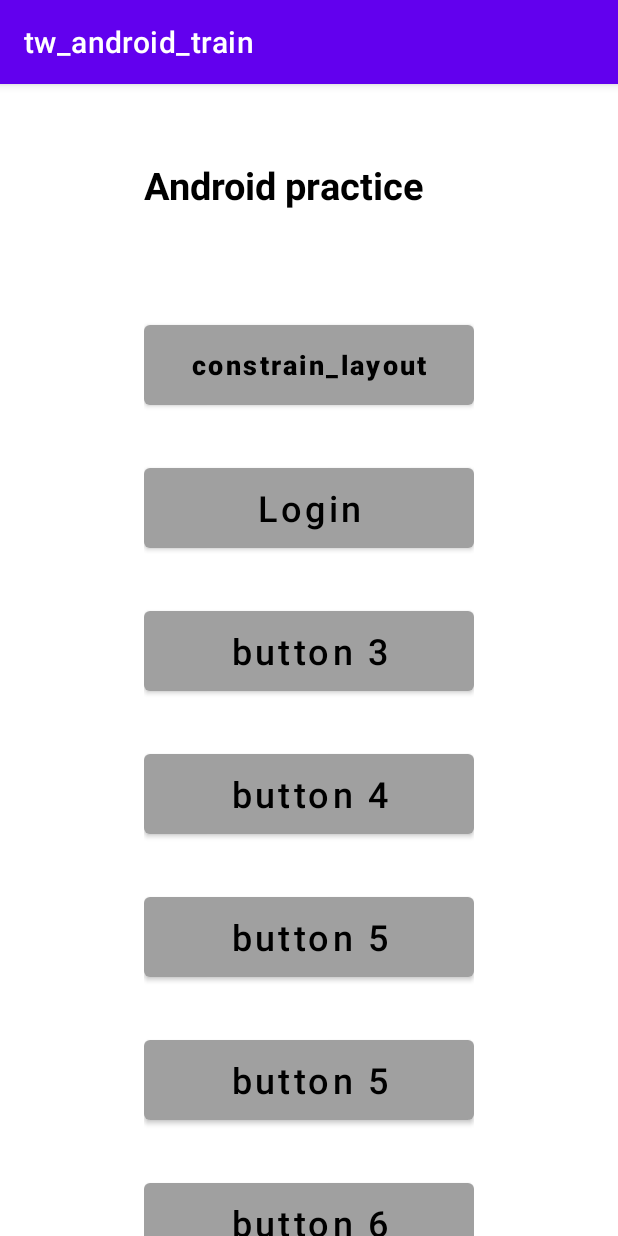
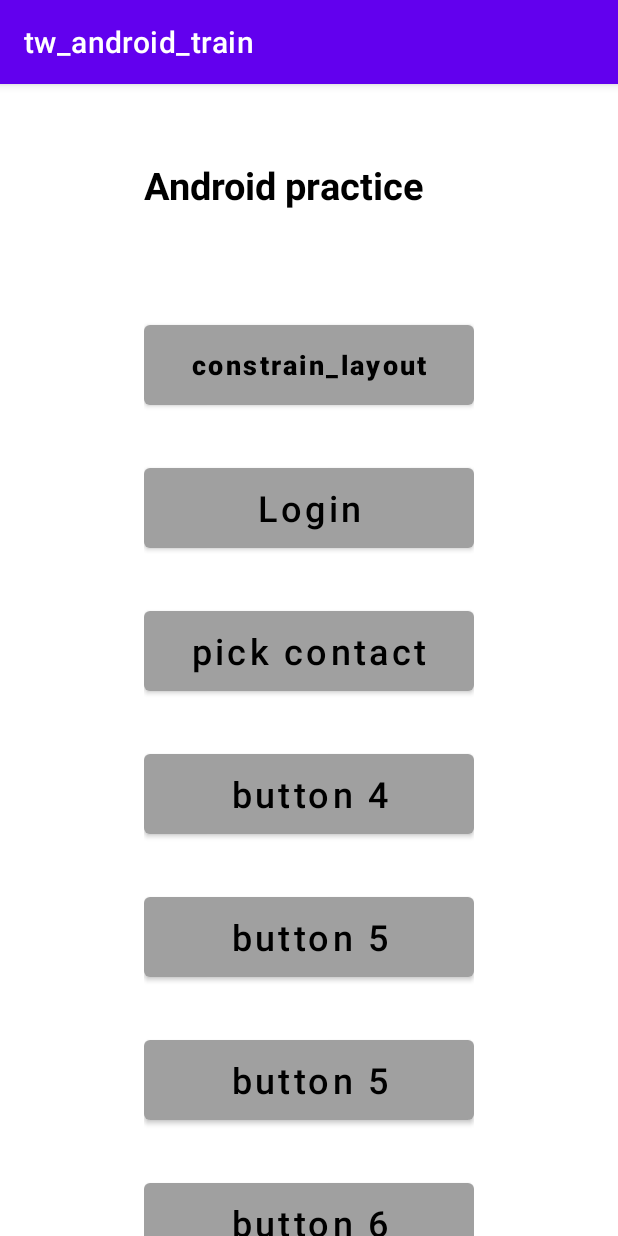
Before and after one commit to fightwing/tw_android_train, an Android app: the screen it shows after launch (MainActivity), on a phone screen of 412 x 824 dp. Run offline under Robolectric (Android 15) with nearby library versions, the phone set to English and light mode, and no system bars.

Commit message:
[boyu yuan] finish pick contact homework

```diff
--- a/app/src/main/java/com/thoughtworks/androidtrain/LoginActivity.java
+++ b/app/src/main/java/com/thoughtworks/androidtrain/LoginActivity.java
@@ -1,6 +1,5 @@
 package com.thoughtworks.androidtrain;
 
-import android.os.Build;
 import android.os.Build.VERSION;
 import android.os.Build.VERSION_CODES;
 import android.os.Bundle;
@@ -10,8 +9,6 @@ import android.view.WindowInsetsController;
 import androidx.annotation.Nullable;
 import androidx.appcompat.app.ActionBar;
 import androidx.appcompat.app.AppCompatActivity;
-import androidx.core.view.ViewCompat;
-import androidx.core.view.WindowCompat;
 
 public class LoginActivity extends AppCompatActivity {
 
--- a/app/src/main/res/layout/activity_linearlayout.xml
+++ b/app/src/main/res/layout/activity_linearlayout.xml
@@ -42,9 +42,10 @@
         style="@style/button"/>
 
       <Button
+        android:id="@+id/btn_pick_contact"
         android:layout_width="wrap_content"
         android:layout_height="wrap_content"
-        android:text="@string/msg_button3"
+        android:text="@string/msg_pick_contact"
         style="@style/button"/>
 
       <Button
--- a/app/src/main/res/values/strings.xml
+++ b/app/src/main/res/values/strings.xml
@@ -19,5 +19,6 @@
   <string name="password" translatable="false">Password</string>
   <string name="remember_me" translatable="false">Remember me</string>
   <string name="forgot_password" translatable="false">Forgot password?</string>
-  <string name="or_content_with">or content with</string>
+  <string name="or_content_with" translatable="false">or content with</string>
+  <string name="msg_pick_contact" translatable="false">pick contact</string>
 </resources>
```
Also changed, not shown: app/src/main/java/com/thoughtworks/androidtrain/MainActivity.java (+42 -0 lines), 1 other file.
